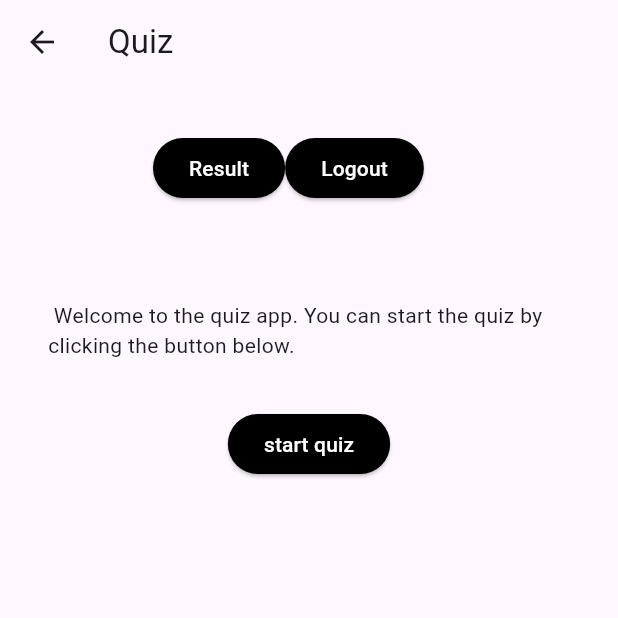
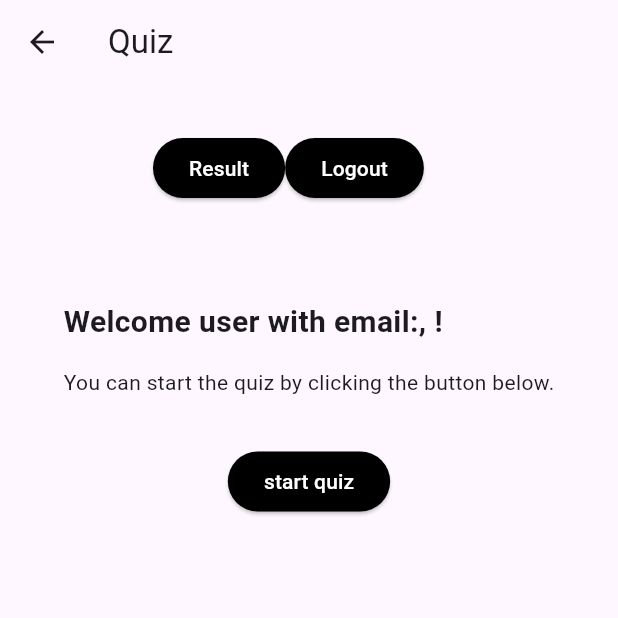
Before and after one commit to clever-cr/mobile_development_group8, a Flutter app: the Quiz screen opened by its route, on a phone screen of 412 x 824 dp, the top half of it. Run offline on Flutter 3.47's test engine with Material 3 defaults, Android fonts, the phone set to English and light mode, and no system bars; our stand-ins replace cloud_firestore, firebase_auth, firebase_core, google_sign_in; accounts and stored records are empty; network calls fail.

Commit message:
feat: grat user by their emails and logout

```diff
--- a/lib/pages/quiz.dart
+++ b/lib/pages/quiz.dart
@@ -50,8 +50,13 @@ class TitleSection extends StatelessWidget {
                   children: [
                     Button(
                         buttonText: "Logout",
-                        onPressed: () {
-                          Navigator.pushNamed(context, '/');
+                        onPressed: () async {
+                          try {
+                            await FirebaseAuth.instance.signOut();
+                            Navigator.pushNamed(context, '/');
+                          } catch (e) {
+                            print("Error while logging out $e");
+                          }
                         })
                   ],
                 )
@@ -69,16 +74,32 @@ class TextSection extends StatelessWidget {
 
   @override
   Widget build(BuildContext context) {
-    var currentUser = FirebaseAuth.instance.currentUser;
-    print(currentUser);
-    String userName = currentUser?.displayName ?? "";
-
+    var currentUser = FirebaseAuth.instance.currentUser!.email;
+    print("user------> $currentUser");
     return Container(
       padding: const EdgeInsets.all(32),
-      child: Text(
-        '$userName Welcome to the quiz app. You can start the quiz by clicking the button below.',
-        softWrap: true,
-      ),
+      child: currentUser != null
+          ? Column(
+              crossAxisAlignment: CrossAxisAlignment.start,
+              children: [
+                Text(
+                  'Welcome user with email:, ${currentUser}!',
+                  style: TextStyle(
+                    fontSize: 20,
+                    fontWeight: FontWeight.bold,
+                  ),
+                ),
+                SizedBox(height: 16),
+                Text(
+                  'You can start the quiz by clicking the button below.',
+                  softWrap: true,
+                ),
+              ],
+            )
+          : Text(
+              'Welcome to the quiz app. Please log in to start the quiz.',
+              softWrap: true,
+            ),
     );
   }
 }
```
